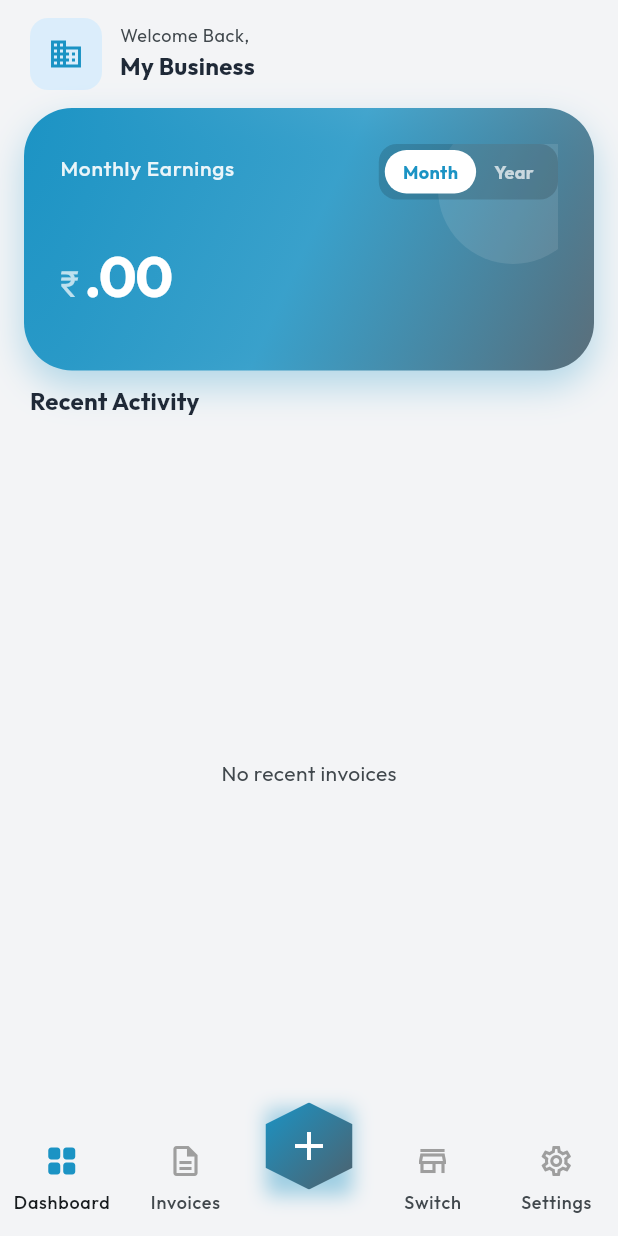
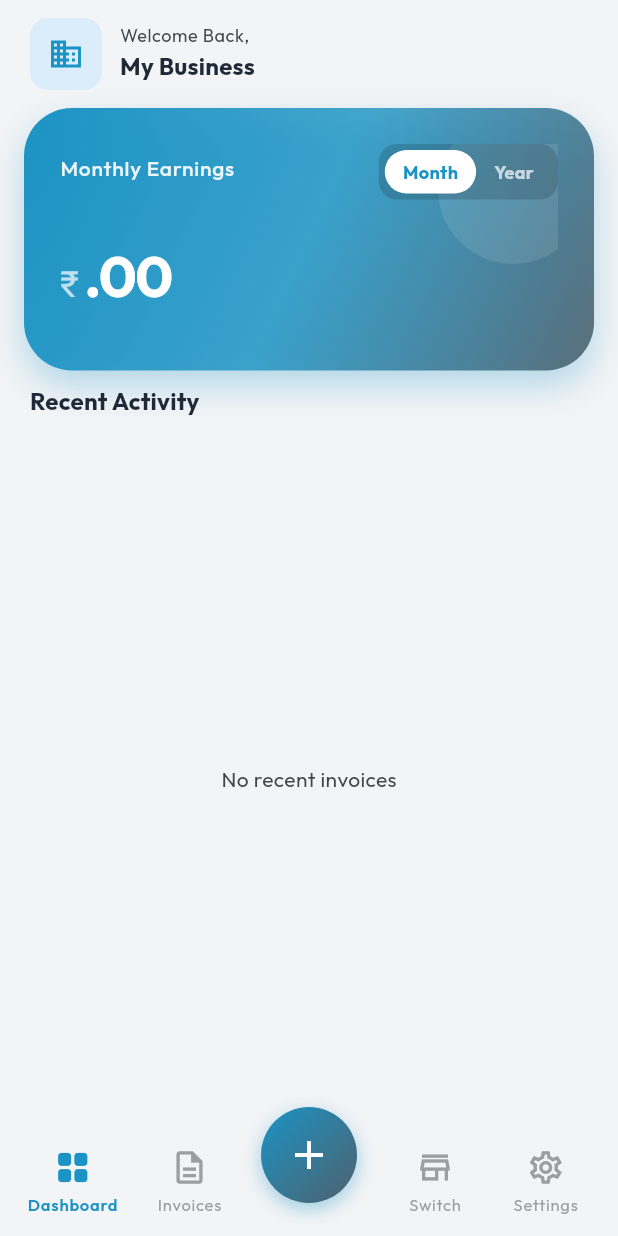
Before and after one commit to srinathj007/InvoiceGeneratorApp, a Flutter app: the MainNavigation screen opened directly, on a phone screen of 412 x 824 dp. Run offline on Flutter 3.47's test engine with Material 3 defaults, Android fonts, the phone set to English and light mode, and no system bars; our stand-ins replace google_fonts, image_picker, pdf, printing, shared_preferences, supabase_flutter; accounts and stored records are empty; project files that could hold a hidden picture were left out.

Commit message:
feat: Implement core invoice generation, business profile management, and internationalization features.

```diff
--- a/lib/l10n/app_en.arb
+++ b/lib/l10n/app_en.arb
@@ -142,5 +142,6 @@
   "addNewBusiness": "Add new business",
   "errorLoadingBusinesses": "Error loading businesses",
   "switchedSuccessfully": "Switched business successfully",
-  "errorSwitchingBusiness": "Error switching business"
+  "errorSwitchingBusiness": "Error switching business",
+  "enableCustomField": "Enable Custom Field"
 }
--- a/lib/l10n/app_localizations.dart
+++ b/lib/l10n/app_localizations.dart
@@ -963,6 +963,12 @@ abstract class AppLocalizations {
   /// In en, this message translates to:
   /// **'Error switching business'**
   String get errorSwitchingBusiness;
+
+  /// No description provided for @enableCustomField.
+  ///
+  /// In en, this message translates to:
+  /// **'Enable Custom Field'**
+  String get enableCustomField;
 }
 
 class _AppLocalizationsDelegate
--- a/lib/l10n/app_localizations_en.dart
+++ b/lib/l10n/app_localizations_en.dart
@@ -447,4 +447,7 @@ class AppLocalizationsEn extends AppLocalizations {
 
   @override
   String get errorSwitchingBusiness => 'Error switching business';
+
+  @override
+  String get enableCustomField => 'Enable Custom Field';
 }
--- a/lib/l10n/app_localizations_hi.dart
+++ b/lib/l10n/app_localizations_hi.dart
@@ -449,4 +449,7 @@ class AppLocalizationsHi extends AppLocalizations {
 
   @override
   String get errorSwitchingBusiness => 'व्यापार बदलने में त्रुटि';
+
+  @override
+  String get enableCustomField => 'Enable Custom Field';
 }
--- a/lib/l10n/app_localizations_te.dart
+++ b/lib/l10n/app_localizations_te.dart
@@ -451,4 +451,7 @@ class AppLocalizationsTe extends AppLocalizations {
 
   @override
   String get errorSwitchingBusiness => 'వ్యాపారాన్ని మార్చడంలో లోపం';
+
+  @override
+  String get enableCustomField => 'Enable Custom Field';
 }
--- a/lib/models/business_profile.dart
+++ b/lib/models/business_profile.dart
@@ -13,6 +13,7 @@ class BusinessProfile {
   final String? customLogo4Url;
   final String? customFieldLabel;      // Generic label for an extra field
   final String? customFieldPlaceholder; // Generic placeholder for an extra field
+  final bool isCustomFieldEnabled; // Toggle for the custom field
   final String? gstin;
 
   BusinessProfile({
@@ -30,6 +31,7 @@ class BusinessProfile {
     this.customLogo4Url,
     this.customFieldLabel,
     this.customFieldPlaceholder,
+    this.isCustomFieldEnabled = false,
     this.gstin,
   });
 
@@ -49,6 +51,7 @@ class BusinessProfile {
       customLogo4Url: json['custom_logo_4_url'],
       customFieldLabel: json['custom_field_label'],
       customFieldPlaceholder: json['custom_field_placeholder'],
+      isCustomFieldEnabled: json['is_custom_field_enabled'] ?? false,
       gstin: json['gstin'],
     );
   }
@@ -69,6 +72,7 @@ class BusinessProfile {
       'custom_logo_4_url': customLogo4Url,
       'custom_field_label': customFieldLabel,
       'custom_field_placeholder': customFieldPlaceholder,
+      'is_custom_field_enabled': isCustomFieldEnabled,
       'gstin': gstin,
     };
   }
@@ -88,6 +92,7 @@ class BusinessProfile {
     String? customLogo4Url,
     String? customFieldLabel,
     String? customFieldPlaceholder,
+    bool? isCustomFieldEnabled,
     String? gstin,
   }) {
     return BusinessProfile(
@@ -105,6 +110,7 @@ class BusinessProfile {
       customLogo4Url: customLogo4Url ?? this.customLogo4Url,
       customFieldLabel: customFieldLabel ?? this.customFieldLabel,
       customFieldPlaceholder: customFieldPlaceholder ?? this.customFieldPlaceholder,
+      isCustomFieldEnabled: isCustomFieldEnabled ?? this.isCustomFieldEnabled,
       gstin: gstin ?? this.gstin,
     );
   }
--- a/lib/models/invoice.dart
+++ b/lib/models/invoice.dart
@@ -4,7 +4,7 @@ class Invoice {
   final String profileId; // Link to specific business profile
   final String customerName;
   final String? customerPhone;
-  final String? vehicleNumber;
+  final String? customField; // Was vehicleNumber
   final DateTime date;
   final String invoiceNumber;
   final double subtotal;
@@ -20,7 +20,7 @@ class Invoice {
     required this.profileId,
     required this.customerName,
     this.customerPhone,
-    this.vehicleNumber,
+    this.customField,
     required this.date,
     required this.invoiceNumber,
     required this.subtotal,
@@ -38,7 +38,7 @@ class Invoice {
       profileId: json['profile_id'],
       customerName: json['customer_name'],
       customerPhone: json['customer_phone'],
-      vehicleNumber: json['vehicle_number'],
+      customField: json['custom_field'], // Was vehicle_number
       date: DateTime.parse(json['invoice_date']),
       invoiceNumber: json['invoice_number'],
       subtotal: (json['subtotal'] as num).toDouble(),
@@ -57,7 +57,7 @@ class Invoice {
       'profile_id': profileId,
       'customer_name': customerName,
       'customer_phone': customerPhone,
-      'vehicle_number': vehicleNumber,
+      'custom_field': customField, // Was vehicle_number
       'invoice_date': date.toIso8601String().split('T')[0],
       'invoice_number': invoiceNumber,
       'subtotal': subtotal,
--- a/lib/screens/main_navigation.dart
+++ b/lib/screens/main_navigation.dart
@@ -103,38 +103,26 @@ class _MainNavigationState extends State<MainNavigation> {
     final l10n = AppLocalizations.of(context)!;
 
     // Custom Cyan/Blue color for the button gradient to match reference
-    // UPDATED: Now using dynamic theme colors
     final gradientColors = [
       colorScheme.primary,
       colorScheme.secondary,
     ];
 
     return Scaffold(
+      extendBody: true, // Allows the FAB to float nicel relative to the notch
       body: _screens[_selectedIndex],
-      bottomNavigationBar: NavigationBar(
-        selectedIndex: _selectedIndex,
-        onDestinationSelected: _onItemTapped,
-        backgroundColor: colorScheme.surface,
-        indicatorColor: Colors.transparent,
-        destinations: [
-          NavigationDestination(
-            icon: const Icon(Icons.grid_view_outlined, color: Colors.grey),
-            selectedIcon: Icon(Icons.grid_view_rounded, color: colorScheme.primary),
-            label: l10n.dashboard,
+      floatingActionButton: Transform.translate(
+        offset: const Offset(0, 18), // Moved down further
+        child: Container(
+          height: 64,
+          width: 64,
+          decoration: BoxDecoration(
+            shape: BoxShape.circle,
+            gradient: LinearGradient(
+              colors: gradientColors,
+              begin: Alignment.topLeft,
+              end: Alignment.bottomRight,
             ),
-          NavigationDestination(
-            icon: const Icon(Icons.description_outlined, color: Colors.grey),
-            selectedIcon: Icon(Icons.description_rounded, color: colorScheme.primary),
-            label: l10n.invoices,
-          ),
-          // Central Hexagon (+) Button
-          NavigationDestination(
-             icon: Transform.translate(
-               offset: const Offset(0, -10), // Slight lift
-               child: Container(
-                 width: 58,
-                 height: 58,
-                 decoration: BoxDecoration(
             boxShadow: [
               BoxShadow(
                 color: gradientColors[0].withOpacity(0.4),
@@ -143,74 +131,123 @@ class _MainNavigationState extends State<MainNavigation> {
               ),
             ],
           ),
-                 child: ClipPath(
-                   clipper: HexagonClipper(),
-                   child: Container(
-                     decoration: BoxDecoration(
-                       gradient: LinearGradient(
-                         colors: gradientColors,
-                         begin: Alignment.topLeft,
-                         end: Alignment.bottomRight,
-                       ),
-                     ),
+          child: FloatingActionButton(
+            onPressed: () => _onItemTapped(2), // Index 2 is Add/Create
+            backgroundColor: Colors.transparent,
+            elevation: 0,
+            shape: const CircleBorder(),
             child: const Icon(Icons.add, color: Colors.white, size: 32),
           ),
         ),
       ),
+      floatingActionButtonLocation: FloatingActionButtonLocation.centerDocked,
+      bottomNavigationBar: BottomAppBar(
+        shape: const CircularNotchedRectangle(),
+        notchMargin: 8.0,
+        color: colorScheme.surface,
+        elevation: 10,
+        padding: EdgeInsets.zero,
+        height: 72, // Slightly taller to accommodate labels
+        child: Row(
+          children: [
+            // Left Side Group - Centered
+            Expanded(
+              child: Row(
+                mainAxisAlignment: MainAxisAlignment.spaceEvenly,
+                children: [
+                  _buildNavItem(
+                    context,
+                    index: 0,
+                    icon: Icons.grid_view_outlined,
+                    activeIcon: Icons.grid_view_rounded,
+                    label: l10n.dashboard,
                   ),
-             label: '',
-             tooltip: l10n.newInvoice,
-             enabled: true,
+                  _buildNavItem(
+                    context,
+                    index: 1,
+                    icon: Icons.description_outlined,
+                    activeIcon: Icons.description_rounded,
+                    label: l10n.invoices, // Mapped to "Bills" concept
                   ),
-          NavigationDestination(
-            icon: const Icon(Icons.store_outlined, color: Colors.grey), // Icon for Switch Business
-            selectedIcon: Icon(Icons.store_rounded, color: colorScheme.primary),
+                ],
+              ),
+            ),
+
+            // Spacer for FAB - Wider to ensure no overlap and perfect centering
+            const SizedBox(width: 80),
+
+            // Right Side Group - Centered
+            Expanded(
+              child: Row(
+                mainAxisAlignment: MainAxisAlignment.spaceEvenly,
+                children: [
+                  _buildNavItem(
+                    context,
+                    index: 3, // Switch Profile
+                    icon: Icons.store_outlined,
+                    activeIcon: Icons.store_rounded,
                     label: l10n.switchLabel,
                   ),
-          NavigationDestination(
-            icon: const Icon(Icons.settings_outlined, color: Colors.grey),
-            selectedIcon: Icon(Icons.settings_rounded, color: colorScheme.primary),
+                  _buildNavItem(
+                    context,
+                    index: 4, // Settings
+                    icon: Icons.settings_outlined,
+                    activeIcon: Icons.settings_rounded,
                     label: l10n.settings,
                   ),
                 ],
+              ),
+            ),
+          ],
+        ),
+      ),
+    );
+  }
+
+  Widget _buildNavItem(
+    BuildContext context, {
+    required int index,
+    required IconData icon,
+    required IconData activeIcon,
+    required String label,
+  }) {
+    final isSelected = _selectedIndex == index;
+    final theme = Theme.of(context);
+    final color = isSelected ? theme.colorScheme.primary : Colors.grey;
+
+    // For actions like Switch Profile (idx 3), we might not want to show "selected" state
+    // if it's a modal action that doesn't switch the screen persistently?
+    // Current logic in _onItemTapped:
+    // Index 3 (Switch) -> showBottomSheet. It DOES NOT update _selectedIndex.
+    // So isSelected will likely be false for index 3 always. That's fine.
+
+    return InkWell(
+      onTap: () => _onItemTapped(index),
+      borderRadius: BorderRadius.circular(12),
+      child: Padding(
+        padding: const EdgeInsets.symmetric(horizontal: 8.0, vertical: 4.0),
+        child: Column(
+          mainAxisSize: MainAxisSize.min,
+          mainAxisAlignment: MainAxisAlignment.center,
+          children: [
+            Icon(
+              isSelected ? activeIcon : icon,
+              color: color,
+              size: 26,
+            ),
+            const SizedBox(height: 4),
+            Text(
+              label,
+              style: theme.textTheme.labelSmall?.copyWith(
+                color: color,
+                fontWeight: isSelected ? FontWeight.w600 : FontWeight.normal,
+              ),
+            ),
+          ],
+        ),
       ),
     );
   }
 }
 
-class HexagonClipper extends CustomClipper<Path> {
-  @override
-  Path getClip(Size size) {
-    final path = Path();
-    final w = size.width;
-    final h = size.height;
-
-    // Create a hexagon with slightly rounded corners if possible, but standard is fine for clipper
-    // Pointy top/bottom or flat top/bottom? Reference image has flat side up?
-    // Wait, ref image has POINTY top/bottom (Vertical Hexagon).
-    // Let's do Pointy Top/Bottom.
-
-    // Vertices for Pointy Top Hexagon:
-    // (w/2, 0) Top
-    // (w, h*0.25) Top Right
-    // (w, h*0.75) Bottom Right
-    // (w/2, h) Bottom
-    // (0, h*0.75) Bottom Left
-    // (0, h*0.25) Top Left
-
-    path.moveTo(w / 2, 0);
-    path.lineTo(w, h * 0.25);
-    path.lineTo(w, h * 0.75);
-    path.lineTo(w / 2, h);
-    path.lineTo(0, h * 0.75);
-    path.lineTo(0, h * 0.25);
-    path.close();
-
-    return path;
-  }
-
-  @override
-  bool shouldReclip(covariant CustomClipper<Path> oldClipper) => false;
-}
-
 // Removed _NavIcon class as it's no longer used
--- a/lib/widgets/invoice_card.dart
+++ b/lib/widgets/invoice_card.dart
@@ -127,13 +127,13 @@ class InvoiceCard extends StatelessWidget {
                         ),
                         const SizedBox(height: 24),
                         Text(
-                          invoice.vehicleNumber?.isNotEmpty == true ? invoice.vehicleNumber! : 'N/A',
+                          invoice.customField?.isNotEmpty == true ? invoice.customField! : 'N/A',
                           style: theme.textTheme.titleMedium?.copyWith(
                              fontWeight: FontWeight.bold,
                           ),
                         ),
                         Text(
-                         'Vehicle No',
+                         'Reference',
                           style: theme.textTheme.bodySmall?.copyWith(color: Colors.grey),
                         ),
                       ],
--- a/lib/widgets/invoice_tile.dart
+++ b/lib/widgets/invoice_tile.dart
@@ -65,11 +65,11 @@ class InvoiceTile extends StatelessWidget {
                       ),
                     ],
                   ),
-                  // Custom Field (Vehicle Number)
-                  if (invoice.vehicleNumber?.isNotEmpty == true) ...[
+                  // Custom Field (Custom Field)
+                  if (invoice.customField?.isNotEmpty == true) ...[
                      const SizedBox(height: 2),
                      Text(
-                        invoice.vehicleNumber!,
+                        invoice.customField!,
                         style: theme.textTheme.bodySmall?.copyWith(
                           color: theme.colorScheme.onSurfaceVariant,
                           fontWeight: FontWeight.w500,
--- a/lib/widgets/invoice_view.dart
+++ b/lib/widgets/invoice_view.dart
@@ -90,7 +90,8 @@ class InvoiceView extends StatelessWidget {
           children: [
             _info("Customer Name:", invoice.customerName),
             _info("Phone:", invoice.customerPhone ?? ""),
-            _info("Vehicle:", invoice.vehicleNumber ?? ""),
+            if (profile.isCustomFieldEnabled && invoice.customField?.isNotEmpty == true)
+              _info("${profile.customFieldLabel ?? 'Reference'}:", invoice.customField!),
           ],
         ),
         Column(
```
Also changed, not shown: lib/screens/create_invoice_screen.dart (+8 -6 lines), lib/screens/invoice_detail_screen.dart (+4 -4 lines), lib/screens/profile_screen.dart (+13 -0 lines), lib/services/invoice_service.dart (+4 -4 lines), lib/services/pdf_service.dart (+4 -3 lines), 1 other file. Lines whose indentation alone changed are shown as unchanged.
